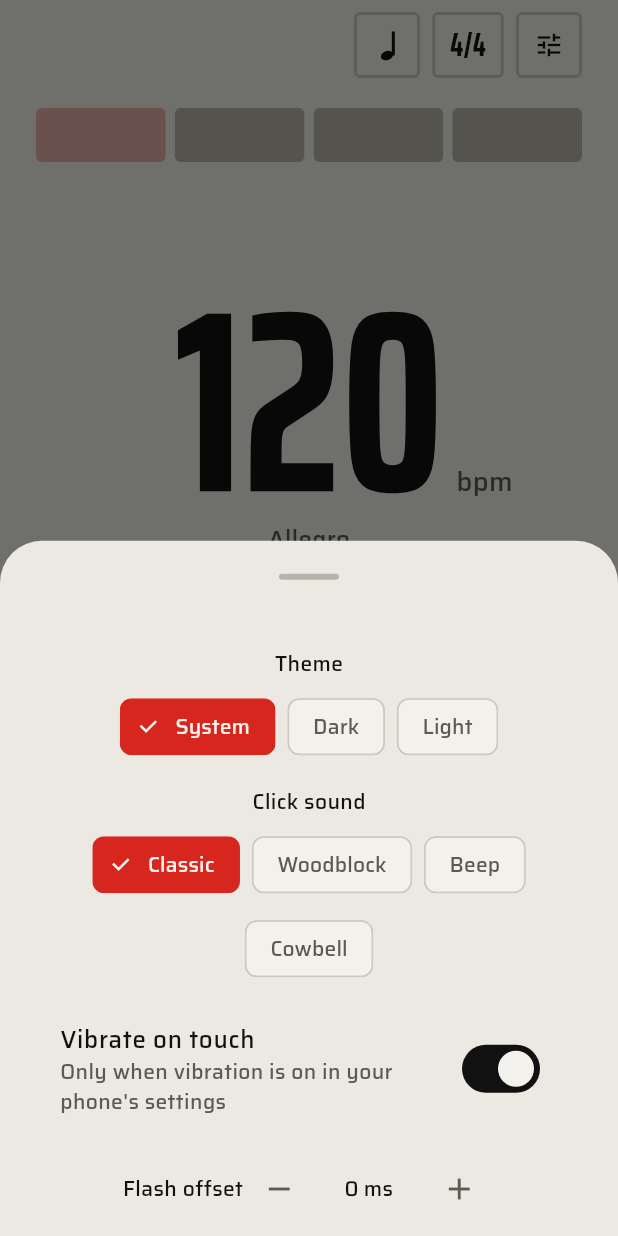
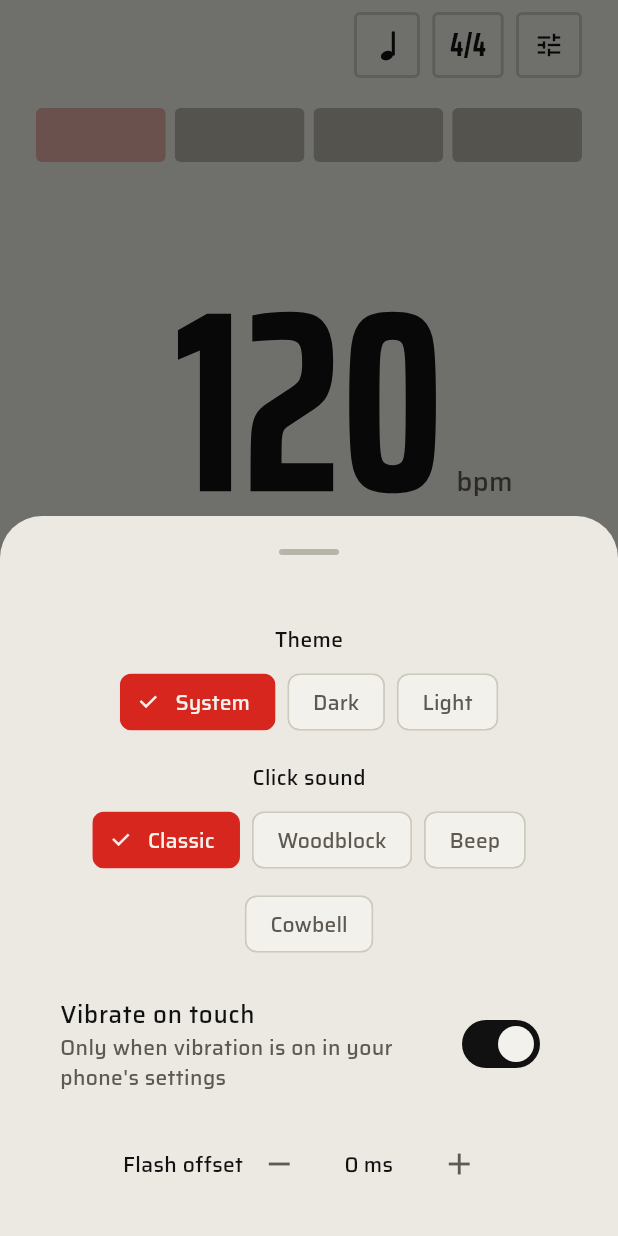
Before and after one commit to drormos/metra, a Flutter app: the screen it shows after launch, after a tap on the "tune" icon, on a phone screen of 412 x 824 dp. Run offline on Flutter 3.47's test engine with Material 3 defaults, Android fonts, the phone set to English and light mode, and no system bars; our stand-ins replace audio_service, wakelock_plus; missing offline and left inert: audio_session, flutter_soloud.

Commit message:
fix: settings sheet overflowed on phones
The sheet now sizes to its content and scrolls; the flash-offset row
shrinks on narrow screens.

Co-Authored-By: Claude Opus 5.5 <noreply@anthropic.com>

```diff
--- a/lib/src/ui/metronome_screen.dart
+++ b/lib/src/ui/metronome_screen.dart
@@ -420,8 +420,10 @@ class MetronomeScreen extends StatelessWidget {
   void _showSettings(BuildContext context) => showModalBottomSheet<void>(
     context: context,
     showDragHandle: true,
+    isScrollControlled: true, // as tall as its content needs
     builder: (context) => SafeArea(
-      child: Padding(
+      // Scrolls when the content is taller than the screen.
+      child: SingleChildScrollView(
         padding: const EdgeInsets.all(24),
         child: ListenableBuilder(
           listenable: Listenable.merge([controller, ?library]),
@@ -504,15 +506,19 @@ class MetronomeScreen extends StatelessWidget {
   Widget _offsetControl(ThemeData theme) {
     final ms = controller.visualOffset.inMilliseconds;
     const step = Duration(milliseconds: 10);
-    return Row(
-      mainAxisAlignment: MainAxisAlignment.center,
+    // Shrinks rather than overflowing on narrow phones.
+    return FittedBox(
+      fit: BoxFit.scaleDown,
+      child: Row(
+        mainAxisSize: MainAxisSize.min,
         children: [
           Text('Flash offset', style: theme.textTheme.bodyMedium),
           IconButton(
             tooltip: 'Flash earlier',
             onPressed:
                 controller.visualOffset > MetronomeController.minVisualOffset
-              ? () => controller.setVisualOffset(controller.visualOffset - step)
+                ? () =>
+                      controller.setVisualOffset(controller.visualOffset - step)
                 : null,
             icon: const Icon(Icons.remove),
           ),
@@ -531,11 +537,13 @@ class MetronomeScreen extends StatelessWidget {
             tooltip: 'Flash later',
             onPressed:
                 controller.visualOffset < MetronomeController.maxVisualOffset
-              ? () => controller.setVisualOffset(controller.visualOffset + step)
+                ? () =>
+                      controller.setVisualOffset(controller.visualOffset + step)
                 : null,
             icon: const Icon(Icons.add),
           ),
         ],
+      ),
     );
   }
 
```
Also changed, not shown: 1 other file. Lines whose indentation alone changed are shown as unchanged.
